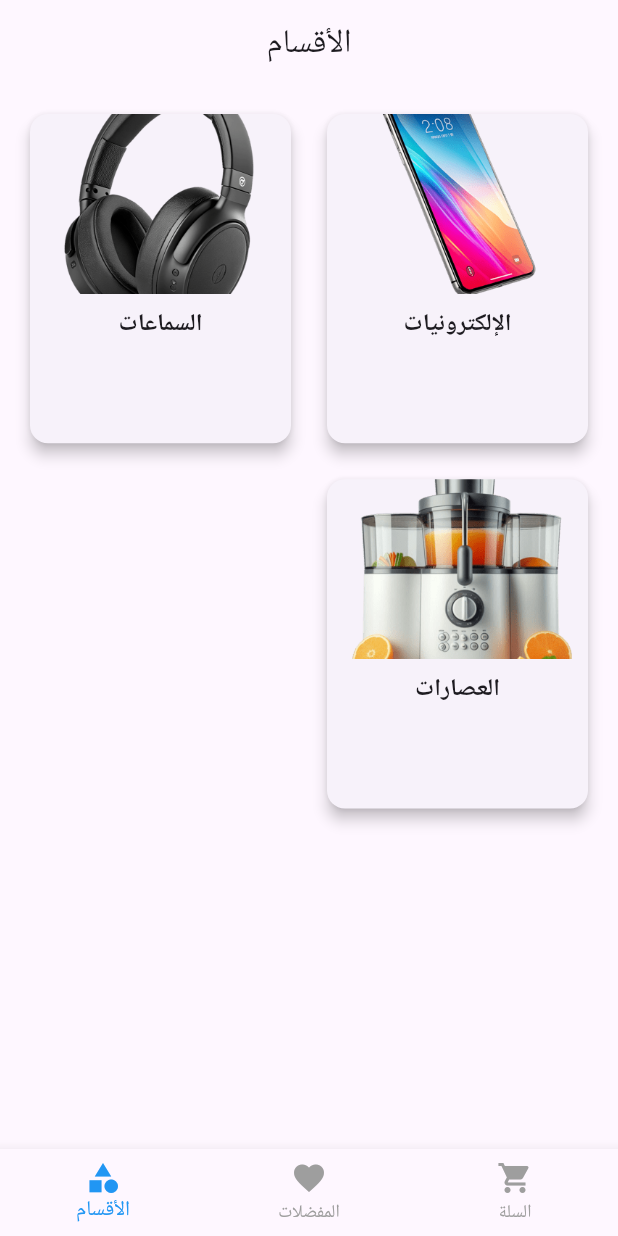
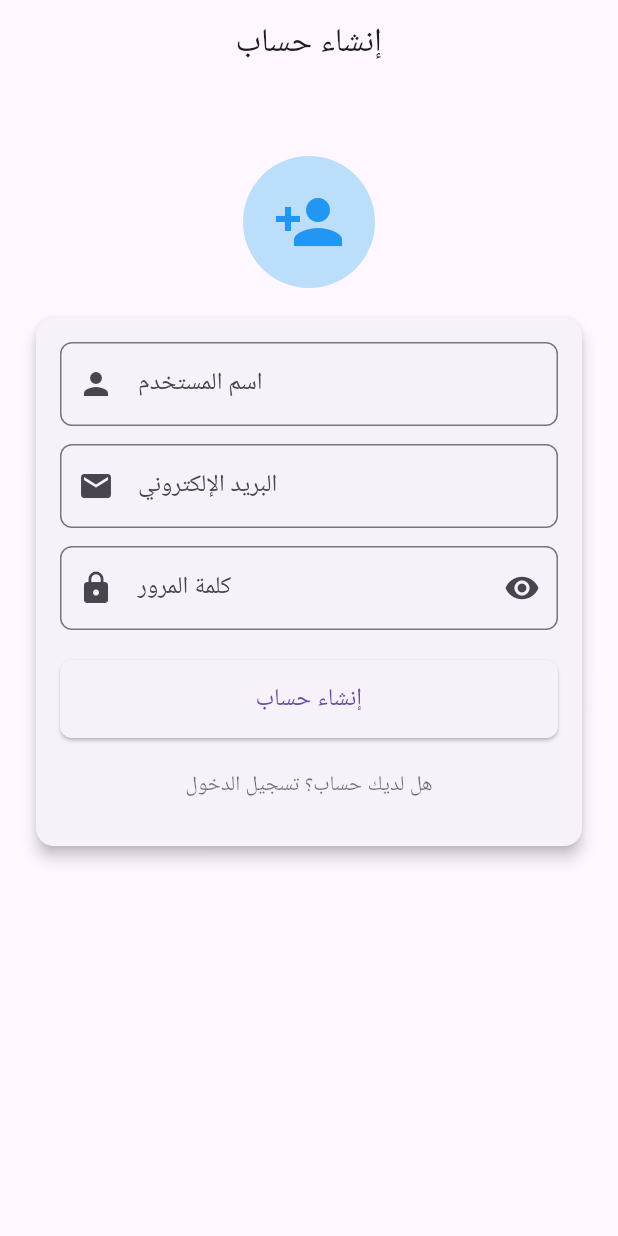
Before and after one commit to MohammedAlawadhi8/assigment4, a Flutter app: the screen it shows after launch, on a phone screen of 412 x 824 dp. Run offline on Flutter 3.47's test engine with Material 3 defaults, Android fonts, the phone set to English and light mode, and no system bars; our stand-ins replace cloud_firestore, firebase_auth, firebase_core; accounts and stored records are empty.

Commit message:
add login and register pages and link with firebase Authanticatio

```diff
--- a/lib/main.dart
+++ b/lib/main.dart
@@ -2,13 +2,18 @@ import 'package:flutter/material.dart';
 import 'package:provider/provider.dart';
 import 'package:assignment2/provider/card_provider.dart';
 import 'package:assignment2/provider/fsvorite_provider.dart';
-import 'package:assignment2/screens/home_screen.dart';
+import 'package:firebase_core/firebase_core.dart';
+import 'firebase_options.dart';
+import 'package:assignment2/screens/register/register.dart';
 
 Future<void> main() async {
   WidgetsFlutterBinding.ensureInitialized();
 
   final favoriteProvider = FavoriteProvider();
   await favoriteProvider.loadFavorites();
+  await Firebase.initializeApp(
+    options: DefaultFirebaseOptions.currentPlatform,
+  );
 
   runApp(MyApp(favoriteProvider: favoriteProvider));
 }
@@ -28,7 +33,7 @@ class MyApp extends StatelessWidget {
       ],
       child: MaterialApp(
         debugShowCheckedModeBanner: false,
-        home: const HomeScreen(),
+        home: const RegisterScreen(),
       ),
     );
   }
--- /dev/null
+++ b/lib/models/user.dart
@@ -0,0 +1,27 @@
+class User {
+final String uid ;
+final String email ;
+final String name ;
+User({required this.uid, required this.email, required this.name}
+
+
+
+
+);
+
+
+factory User.fromMap(Map<String, dynamic> data, String uid) {
+    return User(
+      uid: uid,
+      email: data['email'] ?? '',
+      name: data['name'] ?? '',
+    );
+  }
+
+  Map<String, dynamic> toMap() {
+    return {
+      'email': email,
+      'name': name,
+    };
+  }
+}
--- a/lib/screens/home_screen.dart
+++ b/lib/screens/home_screen.dart
@@ -3,6 +3,7 @@ import 'package:assignment2/screens/departments_screen.dart';
 import 'package:assignment2/screens/favorites_screen.dart';
 import 'package:assignment2/screens/cart_screen.dart';
 
+// removed unused imports: login, register
 class HomeScreen extends StatefulWidget {
   const HomeScreen({super.key});
 
@@ -39,18 +40,18 @@ class _HomeScreenState extends State<HomeScreen> {
         child: _screens[_selectedIndex],
       ),
       bottomNavigationBar: BottomNavigationBar(
-        items: const <BottomNavigationBarItem>[
+        items: <BottomNavigationBarItem>[
           BottomNavigationBarItem(
             icon: Icon(Icons.category),
-            label: 'الأقسام',
+            label: _titles[0],
           ),
           BottomNavigationBarItem(
             icon: Icon(Icons.favorite),
-            label: 'المفضلات',
+            label: _titles[1],
           ),
           BottomNavigationBarItem(
             icon: Icon(Icons.shopping_cart),
-            label: 'السلة',
+            label: _titles[2],
           ),
         ],
         currentIndex: _selectedIndex,
--- /dev/null
+++ b/lib/screens/register/register.dart
@@ -0,0 +1,149 @@
+import 'package:flutter/material.dart';
+import 'package:assignment2/services/auth_firebase.dart';
+import 'package:assignment2/screens/home_screen.dart';
+import 'package:assignment2/screens/login/login.dart';
+import 'package:flutter/material.dart';
+import 'package:assignment2/services/auth_firebase.dart';
+import 'package:assignment2/screens/home_screen.dart';
+import 'package:assignment2/screens/login/login.dart';
+
+class RegisterScreen extends StatefulWidget {
+  const RegisterScreen({super.key});
+
+  @override
+  State<RegisterScreen> createState() => _RegisterScreenState();
+}
+
+class _RegisterScreenState extends State<RegisterScreen> {
+  final AuthFirebase auth = AuthFirebase();
+
+  final TextEditingController _emailController = TextEditingController();
+  final TextEditingController _passwordController = TextEditingController();
+  final TextEditingController _usernameController = TextEditingController();
+
+  bool isLoading = false;
+  final _formKey = GlobalKey<FormState>();
+  bool _obscurePassword = true;
+
+  @override
+  void dispose() {
+    _emailController.dispose();
+    _passwordController.dispose();
+    _usernameController.dispose();
+    super.dispose();
+  }
+
+  @override
+  Widget build(BuildContext context) {
+    return Scaffold(
+      appBar: AppBar(title: const Text("إنشاء حساب"), centerTitle: true),
+      body: GestureDetector(
+        onTap: () => FocusScope.of(context).unfocus(),
+        child: SingleChildScrollView(
+          padding: const EdgeInsets.symmetric(horizontal: 20, vertical: 40),
+          child: Column(
+            children: [
+              const SizedBox(height: 8),
+              CircleAvatar(
+                radius: 44,
+                backgroundColor: Colors.blue.shade100,
+                child: const Icon(Icons.person_add, size: 48, color: Colors.blue),
+              ),
+              const SizedBox(height: 16),
+              Card(
+                elevation: 4,
+                shape: RoundedRectangleBorder(borderRadius: BorderRadius.circular(12)),
+                child: Padding(
+                  padding: const EdgeInsets.all(16.0),
+                  child: Form(
+                    key: _formKey,
+                    child: Column(
+                      children: [
+                        TextFormField(
+                          controller: _usernameController,
+                          decoration: InputDecoration(
+                            labelText: 'اسم المستخدم',
+                            prefixIcon: const Icon(Icons.person),
+                            border: OutlineInputBorder(borderRadius: BorderRadius.circular(8)),
+                          ),
+                          validator: (v) => (v == null || v.isEmpty) ? 'أدخل اسم المستخدم' : null,
+                        ),
+                        const SizedBox(height: 12),
+                        TextFormField(
+                          controller: _emailController,
+                          keyboardType: TextInputType.emailAddress,
+                          decoration: InputDecoration(
+                            labelText: 'البريد الإلكتروني',
+                            prefixIcon: const Icon(Icons.email),
+                            border: OutlineInputBorder(borderRadius: BorderRadius.circular(8)),
+                          ),
+                          validator: (v) {
+                            if (v == null || v.isEmpty) return 'أدخل البريد الإلكتروني';
+                            if (!RegExp(r"^[^@\s]+@[^@\s]+\.[^@\s]+$").hasMatch(v)) return 'بريد إلكتروني غير صحيح';
+                            return null;
+                          },
+                        ),
+                        const SizedBox(height: 12),
+                        TextFormField(
+                          controller: _passwordController,
+                          obscureText: _obscurePassword,
+                          decoration: InputDecoration(
+                            labelText: 'كلمة المرور',
+                            prefixIcon: const Icon(Icons.lock),
+                            border: OutlineInputBorder(borderRadius: BorderRadius.circular(8)),
+                            suffixIcon: IconButton(
+                              icon: Icon(_obscurePassword ? Icons.visibility : Icons.visibility_off),
+                              onPressed: () => setState(() => _obscurePassword = !_obscurePassword),
+                            ),
+                          ),
+                          validator: (v) => (v == null || v.length < 6) ? 'الحد الأدنى 6 أحرف' : null,
+                        ),
+                        const SizedBox(height: 20),
+                        isLoading
+                            ? const CircularProgressIndicator()
+                            : SizedBox(
+                                width: double.infinity,
+                                child: ElevatedButton(
+                                  style: ElevatedButton.styleFrom(padding: const EdgeInsets.symmetric(vertical: 14), shape: RoundedRectangleBorder(borderRadius: BorderRadius.circular(8))),
+                                  onPressed: () async {
+                                    if (!_formKey.currentState!.validate()) return;
+
+                                    setState(() => isLoading = true);
+
+                                    final user = await auth.register(
+                                      email: _emailController.text.trim(),
+                                      password: _passwordController.text.trim(),
+                                      username: _usernameController.text.trim(),
+                                    );
+
+                                    setState(() => isLoading = false);
+
+                                    if (user != null) {
+                                      ScaffoldMessenger.of(context).showSnackBar(const SnackBar(content: Text("تم التسجيل بنجاح")));
+                                      Navigator.pushReplacement(context, MaterialPageRoute(builder: (_) => const HomeScreen()));
+                                    } else {
+                                      ScaffoldMessenger.of(context).showSnackBar(const SnackBar(content: Text("فشل التسجيل")));
+                                    }
+                                  },
+                                  child: const Text('إنشاء حساب', style: TextStyle(fontSize: 16)),
+                                ),
+                              ),
+                        const SizedBox(height: 8),
+                        TextButton(
+                          onPressed: () {
+                            Navigator.pushReplacement(context, MaterialPageRoute(builder: (_) => const LoginScreen()));
+                          },
+                          child: const Text('هل لديك حساب؟ تسجيل الدخول', style: TextStyle(color: Colors.black54)),
+                        ),
+                      ],
+                    ),
+                  ),
+                ),
+              ),
+            ],
+          ),
+        ),
+      ),
+    );
+  }
+}
--- a/pubspec.yaml
+++ b/pubspec.yaml
@@ -31,11 +31,14 @@ dependencies:
   flutter:
     sdk: flutter
 
+  firebase_core: ^4.0.0
+  firebase_auth: ^6.0.0
+  cloud_firestore: ^6.0.0
   # The following adds the Cupertino Icons font to your application.
   # Use with the CupertinoIcons class for iOS style icons.
   cupertino_icons: ^1.0.6
   provider: ^6.1.2
-  http: ^0.13.6
+  http: 1.6.0
   path_provider: ^2.0.15
 
 dev_dependencies:
```
Also changed, not shown: lib/screens/login/login.dart (added, +163 -0 lines), lib/services/auth_firebase.dart (added, +58 -0 lines), firebase.json (added), lib/firebase_options.dart (added), pubspec.lock, 6 other files.
